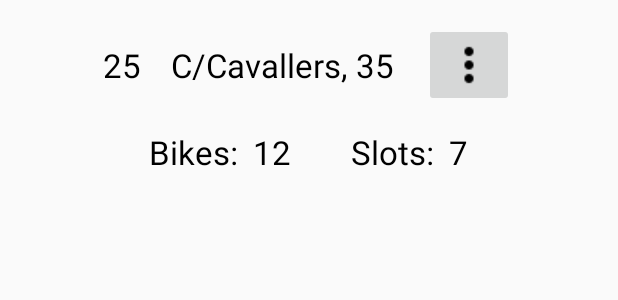
After one commit to OpenBikeBcn/openbikebcn-android, an Android app: the layout station_information.xml on its own in the app's theme, with its tools: preview values and no code run, on a phone screen of 412 x 824 dp. The commit adds this screen. Shown: the top 300 px of the screen. Run offline under Robolectric (Android 15) with nearby library versions, the phone set to English and light mode, and no system bars.

Commit message:
station info working

```diff
--- a/app/src/main/AndroidManifest.xml
+++ b/app/src/main/AndroidManifest.xml
@@ -27,11 +27,6 @@
                 <category android:name="android.intent.category.LAUNCHER" />
             </intent-filter>
         </activity>
-        <activity
-            android:name=".OsmActivity"
-            android:label="@string/app_name"
-            android:theme="@style/AppTheme.NoActionBar" >
-        </activity>
         <provider
             android:authorities="com.ryblade.openbikebcn"
             android:name=".data.StationsProvider" />
--- /dev/null
+++ b/app/src/main/res/layout/station_information.xml
@@ -0,0 +1,82 @@
+<?xml version="1.0" encoding="utf-8"?>
+<LinearLayout xmlns:android="http://schemas.android.com/apk/res/android"
+    android:drawable="@android:color/secondary_text_dark"
+    android:layout_height="fill_parent"
+    android:layout_width="fill_parent"
+    android:layout_marginTop="15dp"
+    android:orientation="vertical"
+    android:gravity="center_horizontal">
+
+    <LinearLayout
+        android:layout_width="wrap_content"
+        android:layout_height="wrap_content">
+
+        <TextView
+            android:layout_width="wrap_content"
+            android:layout_height="wrap_content"
+            android:id="@+id/stationId"
+            android:layout_gravity="center"
+            android:text="25"
+            android:textColor="@android:color/black"
+            android:textSize="10pt"/>
+
+        <TextView
+            android:layout_width="wrap_content"
+            android:layout_height="wrap_content"
+            android:layout_marginStart="20dp"
+            android:layout_marginEnd="20dp"
+            android:layout_gravity="center"
+            android:id="@+id/stationAddress"
+            android:text="C/Cavallers, 35"
+            android:textColor="@android:color/black"
+            android:textSize="10pt"/>
+
+        <ImageButton
+            android:layout_width="wrap_content"
+            android:layout_height="wrap_content"
+            android:src="@drawable/ic_more_vert_black_24dp"
+            android:contentDescription="@string/menuButtonDescr" />
+
+    </LinearLayout>
+
+    <LinearLayout
+        android:layout_width="wrap_content"
+        android:layout_height="wrap_content"
+        android:layout_marginTop="15dp">
+
+        <TextView
+            android:layout_width="wrap_content"
+            android:layout_height="wrap_content"
+            android:layout_marginEnd="10dp"
+            android:text="@string/bikesTag"
+            android:textColor="@android:color/black"
+            android:textSize="10pt"/>
+
+        <TextView
+            android:layout_width="wrap_content"
+            android:layout_height="wrap_content"
+            android:layout_marginEnd="40dp"
+            android:id="@+id/stationBikes"
+            android:textColor="@android:color/black"
+            android:text="12"
+            android:textSize="10pt"/>
+
+        <TextView
+            android:layout_width="wrap_content"
+            android:layout_height="wrap_content"
+            android:layout_marginEnd="10dp"
+            android:text="@string/slotsTag"
+            android:textColor="@android:color/black"
+            android:textSize="10pt"/>
+
+        <TextView
+            android:layout_width="wrap_content"
+            android:layout_height="wrap_content"
+            android:id="@+id/stationSlots"
+            android:text="7"
+            android:textColor="@android:color/black"
+            android:textSize="10pt"/>
+
+    </LinearLayout>
+
+</LinearLayout>
--- a/app/src/main/res/values/strings.xml
+++ b/app/src/main/res/values/strings.xml
@@ -5,4 +5,7 @@
     <string name="navigation_drawer_close">Close navigation drawer</string>
     <string name="api_bicing">http://wservice.viabicing.cat/v2/stations</string>
     <string name="go_to_location_descr">Button to center map on location</string>
+    <string name="bikesTag">Bikes:</string>
+    <string name="slotsTag">Slots:</string>
+    <string name="menuButtonDescr">Menu Button</string>
 </resources>
```
Also changed, not shown: app/src/main/java/com/ryblade/openbikebcn/Fragments/MapFragment.java (+40 -0 lines), app/src/main/java/com/ryblade/openbikebcn/OsmActivity.java (deleted, +0 -181 lines), app/src/main/res/layout/map_fragment.xml (+89 -3 lines), app/src/main/res/drawable/ic_more_vert_black_24dp.png (added), 1 other file.
